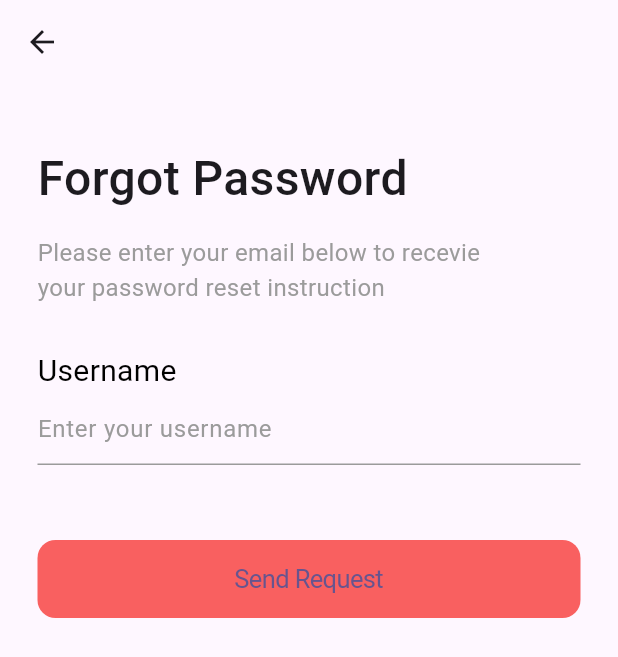
After one commit to samandarovw/todo_app, a Flutter app: the LoginPage screen opened directly, after a tap on "Forgot password", on a phone screen of 412 x 824 dp. The commit adds this screen. Shown: the top 657 px of the screen. Run offline on Flutter 3.47's test engine with Material 3 defaults, Android fonts, the phone set to English and light mode, and no system bars; our stand-ins replace flutter_svg, introduction_screen; statements that could not run were skipped.

Commit message:
UI login

```diff
--- /dev/null
+++ b/lib/app/ui/pages/forgotPassword_page.dart
@@ -0,0 +1,97 @@
+import 'package:aking/app/ui/pages/resetPassword_page.dart';
+import 'package:flutter/cupertino.dart';
+import 'package:flutter/material.dart';
+
+class ForgotpasswordPage extends StatefulWidget {
+  const ForgotpasswordPage({super.key});
+
+  @override
+  State<ForgotpasswordPage> createState() => _ForgotpasswordPageState();
+}
+
+class _ForgotpasswordPageState extends State<ForgotpasswordPage> {
+  @override
+  Widget build(BuildContext context) {
+    return Scaffold(
+      appBar: AppBar(
+        leading: IconButton(
+            onPressed: () {
+              Navigator.pop(context);
+            },
+            icon: Icon(Icons.arrow_back)),
+      ),
+      body: SingleChildScrollView(
+        child: Padding(
+          padding: EdgeInsets.symmetric(horizontal: 25, vertical: 40),
+          child: Column(
+            mainAxisAlignment: MainAxisAlignment.center,
+            crossAxisAlignment: CrossAxisAlignment.start,
+            children: [
+              Text(
+                "Forgot Password",
+                style: TextStyle(fontSize: 32, fontWeight: FontWeight.w500),
+              ),
+              SizedBox(
+                height: 15,
+              ),
+              Text(
+                "Please enter your email below to recevie \nyour password reset instruction",
+                style: TextStyle(
+                    fontSize: 16,
+                    fontWeight: FontWeight.w400,
+                    color: Color(0xff9B9B9B)),
+              ),
+              SizedBox(
+                height: 30,
+              ),
+              Text(
+                "Username",
+                style: TextStyle(
+                    fontSize: 20,
+                    fontWeight: FontWeight.w400,
+                    color: Colors.black),
+              ),
+              TextField(
+                cursorColor: Colors.black,
+                style: TextStyle(
+                    color: Colors.black,
+                    fontSize: 16,
+                    fontWeight: FontWeight.w400),
+                decoration: InputDecoration(
+                    enabledBorder: UnderlineInputBorder(
+                      borderSide: BorderSide(color: Color(0xff9B9B9B)),
+                    ),
+                    focusedBorder: UnderlineInputBorder(
+                      borderSide: BorderSide(color: Color(0xff9B9B9B)),
+                    ),
+                    border: UnderlineInputBorder(
+                        borderSide: BorderSide(color: Color(0xff9B9B9B))),
+                    hintText: "Enter your username",
+                    hintStyle: TextStyle(
+                        color: Color(0xff9B9B9B),
+                        fontSize: 16,
+                        fontWeight: FontWeight.w400)),
+              ),
+              SizedBox(
+                height: 50,
+              ),
+              Center(
+                  child: SizedBox(
+                width: MediaQuery.of(context).size.width,
+                child: CupertinoButton(
+                    color: Color(0xffF96060),
+                    child: Text("Send Request"),
+                    onPressed: () {
+                      Navigator.push(
+                          context,
+                          MaterialPageRoute(
+                              builder: (context) => ResetpasswordPage()));
+                    }),
+              ))
+            ],
+          ),
+        ),
+      ),
+    );
+  }
+}
--- /dev/null
+++ b/lib/app/ui/pages/login_page.dart
@@ -0,0 +1,167 @@
+import 'package:aking/app/ui/pages/forgotPassword_page.dart';
+import 'package:flutter/cupertino.dart';
+import 'package:flutter/material.dart';
+
+class LoginPage extends StatefulWidget {
+  const LoginPage({super.key});
+
+  @override
+  State<LoginPage> createState() => _LoginPageState();
+}
+
+class _LoginPageState extends State<LoginPage> {
+  // Initially password is obscure
+  bool _obscureText = true;
+
+  late String _password;
+
+  // Toggles the password show status
+  void _toggle() {
+    setState(() {
+      _obscureText = !_obscureText;
+    });
+  }
+
+  @override
+  Widget build(BuildContext context) {
+    return Scaffold(
+      appBar: AppBar(
+        leading: IconButton(
+            onPressed: () {
+              Navigator.pop(context);
+            },
+            icon: Icon(Icons.arrow_back)),
+      ),
+      body: SingleChildScrollView(
+        child: Padding(
+          padding: const EdgeInsets.symmetric(horizontal: 25.0, vertical: 40),
+          child: Column(
+            mainAxisAlignment: MainAxisAlignment.center,
+            crossAxisAlignment: CrossAxisAlignment.start,
+            children: [
+              Text(
+                "Welcome back",
+                style: TextStyle(fontSize: 32, fontWeight: FontWeight.w500),
+              ),
+              SizedBox(
+                height: 15,
+              ),
+              Text(
+                "Sign in to continue",
+                style: TextStyle(
+                    fontSize: 16,
+                    fontWeight: FontWeight.w400,
+                    color: Color(0xff9B9B9B)),
+              ),
+              SizedBox(
+                height: 30,
+              ),
+              Text(
+                "Username",
+                style: TextStyle(
+                    fontSize: 20,
+                    fontWeight: FontWeight.w400,
+                    color: Colors.black),
+              ),
+              TextField(
+                cursorColor: Colors.black,
+                style: TextStyle(
+                    color: Colors.black,
+                    fontSize: 16,
+                    fontWeight: FontWeight.w400),
+                decoration: InputDecoration(
+                    enabledBorder: UnderlineInputBorder(
+                      borderSide: BorderSide(color: Color(0xff9B9B9B)),
+                    ),
+                    focusedBorder: UnderlineInputBorder(
+                      borderSide: BorderSide(color: Color(0xff9B9B9B)),
+                    ),
+                    border: UnderlineInputBorder(
+                        borderSide: BorderSide(color: Color(0xff9B9B9B))),
+                    hintText: "Enter your username",
+                    hintStyle: TextStyle(
+                        color: Color(0xff9B9B9B),
+                        fontSize: 16,
+                        fontWeight: FontWeight.w400)),
+              ),
+              SizedBox(
+                height: 20,
+              ),
+              Text(
+                "Password",
+                style: TextStyle(
+                    fontSize: 20,
+                    fontWeight: FontWeight.w400,
+                    color: Colors.black),
+              ),
+              TextFormField(
+                cursorColor: Colors.black,
+                style: TextStyle(
+                    color: Colors.black,
+                    fontSize: 16,
+                    fontWeight: FontWeight.w400),
+                decoration: InputDecoration(
+                  suffix: IconButton(
+                      onPressed: _toggle,
+                      icon: Icon(
+                        _obscureText
+                            ? CupertinoIcons.eye
+                            : CupertinoIcons.eye_slash,
+                        size: 20,
+                      )),
+                  enabledBorder: UnderlineInputBorder(
+                    borderSide: BorderSide(color: Color(0xff9B9B9B)),
+                  ),
+                  focusedBorder: UnderlineInputBorder(
+                    borderSide: BorderSide(color: Color(0xff9B9B9B)),
+                  ),
+                  border: UnderlineInputBorder(
+                      borderSide: BorderSide(color: Color(0xff9B9B9B))),
+                  hintText: "Enter your password",
+                  hintStyle: TextStyle(
+                      color: Color(0xff9B9B9B),
+                      fontSize: 16,
+                      fontWeight: FontWeight.w400),
+                ),
+                validator: (val) =>
+                    val!.length < 6 ? 'Password too short.' : null,
+                onSaved: (val) => _password = val!,
+                obscureText: _obscureText,
+              ),
+              Row(
+                mainAxisAlignment: MainAxisAlignment.end,
+                children: [
+                  TextButton(
+                      onPressed: () {
+                        Navigator.push(
+                            context,
+                            MaterialPageRoute(
+                                builder: (context) => ForgotpasswordPage()));
+                      },
+                      child: Text(
+                        "Forgot password",
+                        style: TextStyle(
+                            color: Colors.black,
+                            fontWeight: FontWeight.w300,
+                            fontSize: 18),
+                      ))
+                ],
+              ),
+              SizedBox(
+                height: 50,
+              ),
+              Center(
+                  child: SizedBox(
+                width: MediaQuery.of(context).size.width,
+                child: CupertinoButton(
+                    color: Color(0xffF96060),
+                    child: Text("Login"),
+                    onPressed: () {}),
+              ))
+            ],
+          ),
+        ),
+      ),
+    );
+  }
+}
```
Also changed, not shown: lib/app/ui/pages/intro_page.dart (+81 -37 lines), lib/app/ui/pages/resetPassword_page.dart (added, +198 -0 lines), lib/app/ui/widgets/successfullyChanged_widget.dart (added, +64 -0 lines), assets/images/succesfull_change.svg (added), lib/generated/assets.dart.
